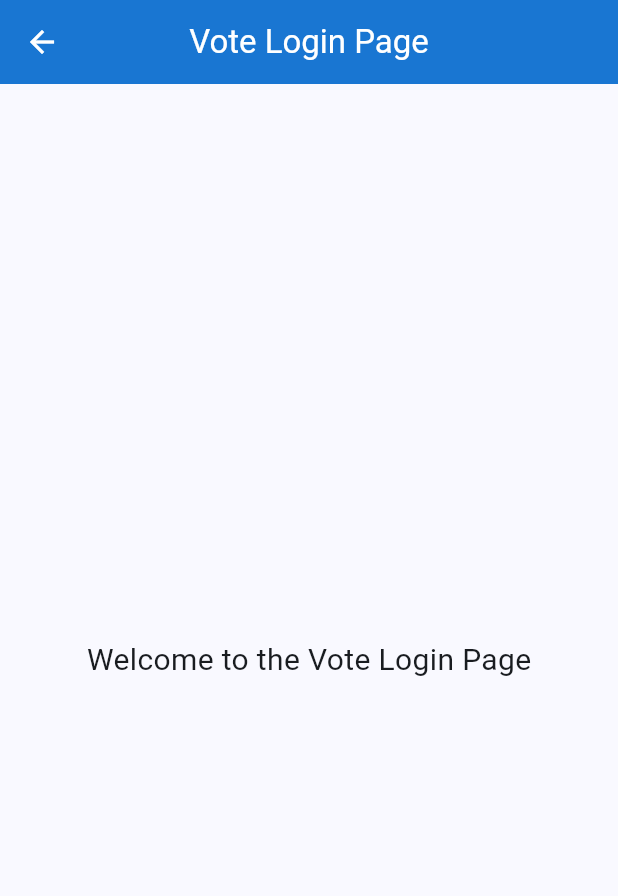
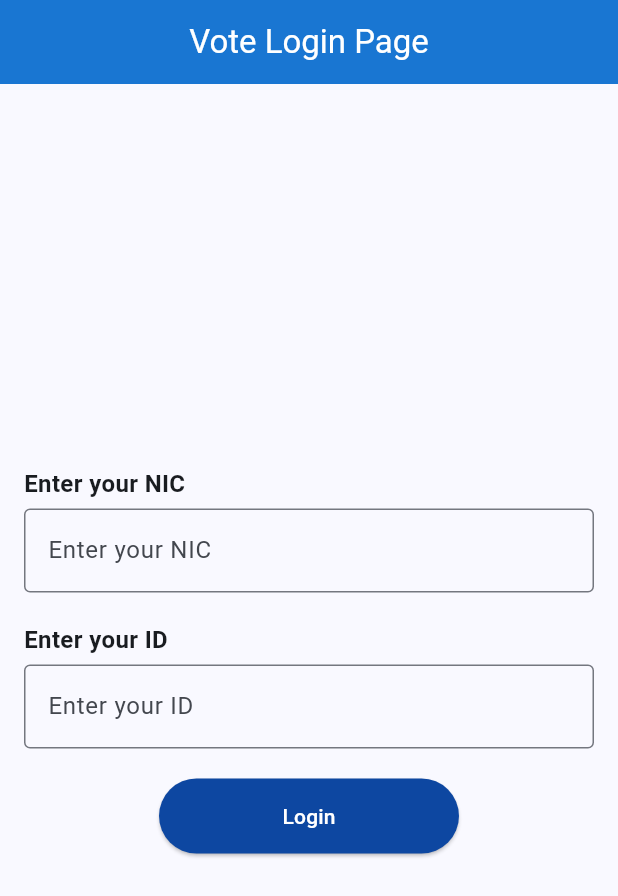
Before and after one commit to lakshannaveen/evotemobile, a Flutter app: the VoteLoginPage screen opened by its route, on a phone screen of 412 x 824 dp. Shown: the top 896 px of the screen. Run offline on Flutter 3.47's test engine with Material 3 defaults, Android fonts, the phone set to English and light mode, and no system bars.

Commit message:
add login page form
login page add nic and password also validate

```diff
--- a/lib/app.dart
+++ b/lib/app.dart
@@ -3,7 +3,7 @@ import 'config/theme.dart'; // Import theme file
 import 'pages/home_page.dart'; // Import home page
 
 class MyApp extends StatelessWidget {
-  const MyApp({Key? key}) : super(key: key);
+  const MyApp({super.key});
 
   @override
   Widget build(BuildContext context) {
--- a/lib/main.dart
+++ b/lib/main.dart
@@ -9,7 +9,7 @@ void main() {
 }
 
 class MyApp extends StatelessWidget {
-  const MyApp({Key? key}) : super(key: key);
+  const MyApp({super.key});
 
   @override
   Widget build(BuildContext context) {
--- a/lib/pages/home_page.dart
+++ b/lib/pages/home_page.dart
@@ -1,7 +1,7 @@
 import 'package:flutter/material.dart';
 
 class HomePage extends StatelessWidget {
-  const HomePage({Key? key}) : super(key: key);
+  const HomePage({super.key});
 
   @override
   Widget build(BuildContext context) {
--- a/lib/pages/result_page.dart
+++ b/lib/pages/result_page.dart
@@ -1,7 +1,7 @@
 import 'package:flutter/material.dart';
 
 class ResultPage extends StatelessWidget {
-  const ResultPage({Key? key}) : super(key: key);
+  const ResultPage({super.key});
 
   @override
   Widget build(BuildContext context) {
--- a/lib/pages/vote_login_page.dart
+++ b/lib/pages/vote_login_page.dart
@@ -1,7 +1,39 @@
 import 'package:flutter/material.dart';
 
-class VoteLoginPage extends StatelessWidget {
-  const VoteLoginPage({Key? key}) : super(key: key);
+class VoteLoginPage extends StatefulWidget {
+  const VoteLoginPage({super.key});
+
+  @override
+  _VoteLoginPageState createState() => _VoteLoginPageState();
+}
+
+class _VoteLoginPageState extends State<VoteLoginPage> {
+  final TextEditingController _nicController = TextEditingController();
+  final TextEditingController _passwordController = TextEditingController();
+  final GlobalKey<FormState> _formKey = GlobalKey<FormState>();
+
+  bool isValidNIC(String nic) {
+    final oldNICRegex =
+        RegExp(r'^[0-9]{9}[vV]$'); // Old NIC format (e.g., 123456789V)
+    final newNICRegex =
+        RegExp(r'^[0-9]{12}$'); // New NIC format (e.g., 200012345678)
+    return oldNICRegex.hasMatch(nic) || newNICRegex.hasMatch(nic);
+  }
+
+  bool isValidPassword(String password) {
+    final passwordRegex =
+        RegExp(r'^\d{2}-\d{2}-\d{5}$'); // Password format 20-10-12345
+    return passwordRegex.hasMatch(password);
+  }
+
+  void _submit() {
+    if (_formKey.currentState!.validate()) {
+      ScaffoldMessenger.of(context).showSnackBar(
+        const SnackBar(
+            content: Text('NIC and Password are valid. Proceeding...')),
+      );
+    }
+  }
 
   @override
   Widget build(BuildContext context) {
@@ -9,11 +41,70 @@ class VoteLoginPage extends StatelessWidget {
       appBar: AppBar(
         title: const Text('Vote Login Page'),
         centerTitle: true,
+        automaticallyImplyLeading: false,
       ),
-      body: const Center(
-        child: Text(
-          'Welcome to the Vote Login Page',
-          style: TextStyle(fontSize: 20),
+      body: Padding(
+        padding: const EdgeInsets.all(16.0),
+        child: Form(
+          key: _formKey,
+          child: Column(
+            mainAxisAlignment: MainAxisAlignment.center,
+            children: [
+              const Align(
+                alignment: Alignment.centerLeft,
+                child: Text(
+                  'Enter your NIC',
+                  style: TextStyle(fontSize: 16, fontWeight: FontWeight.bold),
+                ),
+              ),
+              const SizedBox(height: 5),
+              TextFormField(
+                controller: _nicController,
+                decoration: const InputDecoration(
+                  hintText: 'Enter your NIC',
+                  border: OutlineInputBorder(),
+                ),
+                validator: (value) {
+                  if (value == null || value.isEmpty) {
+                    return 'NIC cannot be empty';
+                  } else if (!isValidNIC(value)) {
+                    return 'Enter a valid Sri Lankan NIC';
+                  }
+                  return null;
+                },
+              ),
+              const SizedBox(height: 20),
+              const Align(
+                alignment: Alignment.centerLeft,
+                child: Text(
+                  'Enter your ID',
+                  style: TextStyle(fontSize: 16, fontWeight: FontWeight.bold),
+                ),
+              ),
+              const SizedBox(height: 5),
+              TextFormField(
+                controller: _passwordController,
+                decoration: const InputDecoration(
+                  hintText: 'Enter your ID',
+                  border: OutlineInputBorder(),
+                ),
+                obscureText: true,
+                validator: (value) {
+                  if (value == null || value.isEmpty) {
+                    return 'Password cannot be empty';
+                  } else if (!isValidPassword(value)) {
+                    return 'Enter a valid password';
+                  }
+                  return null;
+                },
+              ),
+              const SizedBox(height: 20),
+              ElevatedButton(
+                onPressed: _submit,
+                child: const Text('Login'),
+              ),
+            ],
+          ),
         ),
       ),
     );
```
Also changed, not shown: 1 other file.
